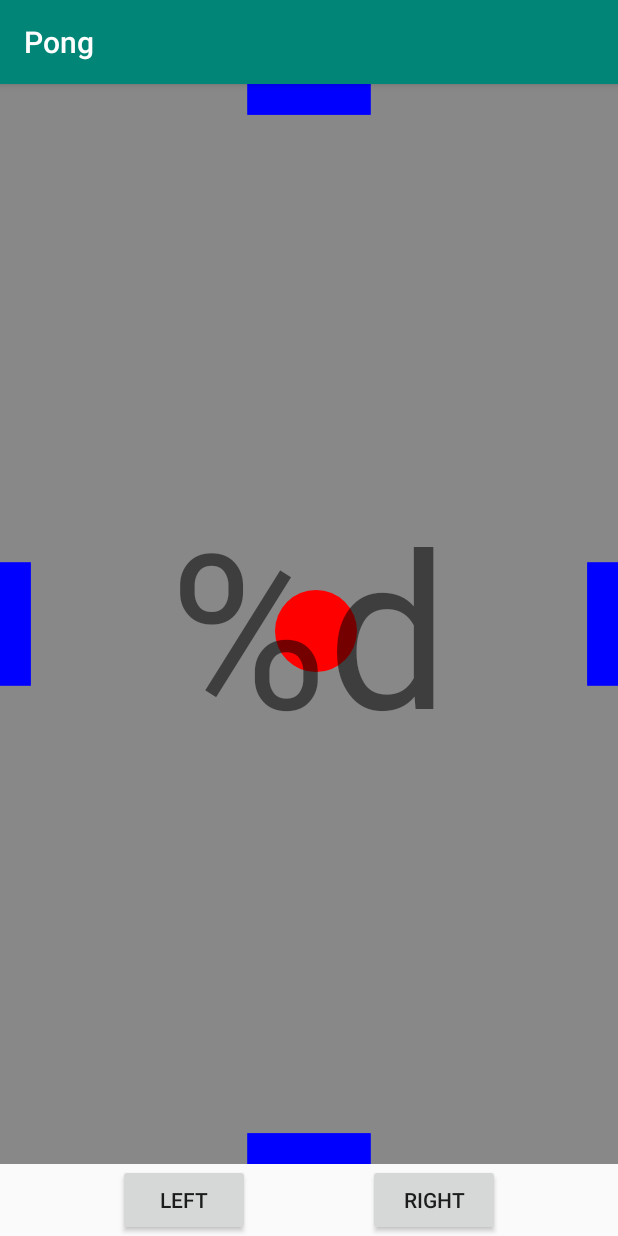
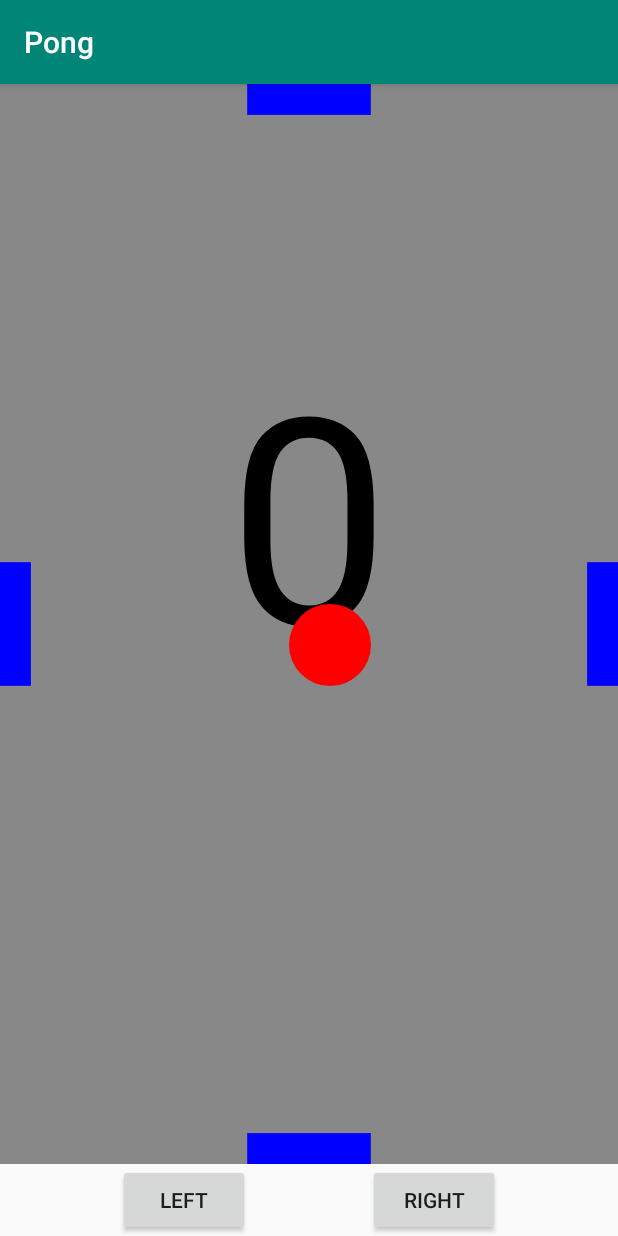
Before and after one commit to obhalerao/Pong, an Android app: the screen it shows after launch (MainActivity), on a phone screen of 412 x 824 dp. Run offline under Robolectric (Android 15) with nearby library versions, the phone set to English and light mode, and no system bars.

Commit message:
Added method that checks if ball and paddle are intersecting Added score display There is an issue with one bounce counting as multiple points I will fix that by ensuring that a ball can't earn points if it's already intersecting

```diff
--- a/app/src/main/java/trap1/bhaleraoomkar/pong/DrawView.java
+++ b/app/src/main/java/trap1/bhaleraoomkar/pong/DrawView.java
@@ -4,6 +4,7 @@ import android.content.Context;
 import android.graphics.Canvas;
 import android.graphics.Color;
 import android.graphics.Paint;
+import android.graphics.Rect;
 import android.util.AttributeSet;
 import android.view.View;
 
@@ -12,17 +13,24 @@ import androidx.annotation.Nullable;
 public class DrawView extends View {
     private final int INF = 1000000007;
     private Paint paint=new Paint();
-    private int x = INF, dX=1;//set intial x position and vertical speed
-    private int y = INF, dY=1;//set initial y position and vertical speed
+    private int ball_rate = (int)Math.random()*4+3;
+    private int x = INF, dX=ball_rate;//set intial x position and vertical speed
+    private int y = INF, dY=ball_rate;//set initial y position and vertical speed
     private int radius = INF;
     public boolean incr_four_pad = false;
     public boolean decr_four_pad = false;
+    public int score = 0;
 
     private float four_pad = 0.5f;
 
     private float pad_length = 0.2f;
     private float pad_width = 0.05f;
     private float four_pad_rate = 0.0075f;
+
+    Rect pad1;
+    Rect pad2;
+    Rect pad3;
+    Rect pad4;
 
     public DrawView(Context context, @Nullable AttributeSet attrs) {
         super(context, attrs);
@@ -36,8 +44,18 @@ public class DrawView extends View {
             radius = (int)(getWidth()*.067f);
         }
         super.onDraw(canvas);
+
+
+
+
         paint.setColor(Color.GRAY);//set paint to gray
         canvas.drawRect(getLeft(),0,getRight(),getBottom(),paint);//paint background gray
+
+        paint.setTextSize(288);
+        paint.setTextAlign(Paint.Align.CENTER);
+        paint.setColor(Color.BLACK);
+        canvas.drawText(""+score, getWidth()*.5f, getHeight()*.5f, paint);
+
         paint.setColor(Color.RED);//set paint to red
         //draw red circle
         canvas.drawCircle(x,y,radius,paint);
@@ -50,16 +68,43 @@ public class DrawView extends View {
                 (four_pad-pad_length*((float)getWidth()/(float)getHeight())/2)*getHeight(),
                 pad_width*getWidth(),
                 (four_pad+pad_length*((float)getWidth()/(float)getHeight())/2)*getHeight(), paint);
-        canvas.drawRect((1-(four_pad-pad_length/2))*getWidth(),
+        canvas.drawRect((1-(four_pad+pad_length/2))*getWidth(),
                 (float)getHeight()-pad_width*getWidth(),
-                (1-(four_pad+pad_length/2))*getWidth(),
+                (1-(four_pad-pad_length/2))*getWidth(),
                 (float)getHeight(), paint);
         canvas.drawRect((float)getWidth()-pad_width*getWidth(),
-                (1-(four_pad-pad_length*((float)getWidth()/(float)getHeight())/2))*getHeight(),
+                (1-(four_pad+pad_length*((float)getWidth()/(float)getHeight())/2))*getHeight(),
                 (float)getWidth(),
-                (1-(four_pad+pad_length*((float)getWidth()/(float)getHeight())/2))*getHeight(), paint);
+                (1-(four_pad-pad_length*((float)getWidth()/(float)getHeight())/2))*getHeight(), paint);
         y+=dY;//increment y position
         x+=dX;
+
+        System.out.println();
+
+
+        if(checkIntersection(x, y, radius, (four_pad-pad_length/2)*getWidth(), 0.0f, (four_pad+pad_length/2)*getWidth(), pad_width*getWidth())){
+            dY=ball_rate;
+            score++;
+        }
+
+
+        if(checkIntersection(x, y, radius, (1-(four_pad+pad_length/2))*getWidth(), (float)getHeight()-pad_width*getWidth(),(1-(four_pad-pad_length/2))*getWidth(), (float)getHeight())){
+            dY=-1*ball_rate;
+            score++;
+        }
+
+        if(checkIntersection(x, y, radius, 0.0f, (four_pad-pad_length*((float)getWidth()/(float)getHeight())/2)*getHeight(), pad_width*getWidth(), (four_pad+pad_length*((float)getWidth()/(float)getHeight())/2)*getHeight())){
+            dX=ball_rate;
+            score++;
+        }
+
+        if(checkIntersection(x, y, radius, (float)getWidth()-pad_width*getWidth(), (1-(four_pad+pad_length*((float)getWidth()/(float)getHeight())/2))*getHeight(), (float)getWidth(), (1-(four_pad-pad_length*((float)getWidth()/(float)getHeight())/2))*getHeight())){
+            dX=-1*ball_rate;
+            score++;
+        }
+
+
+
         if(incr_four_pad){
             four_pad+=four_pad_rate;
             if(four_pad > (1.0-pad_length/2)+0.01f) four_pad = (1-pad_length/2)+0.01f;
@@ -71,4 +116,24 @@ public class DrawView extends View {
 
         invalidate();  //redraws screen, invokes onDraw()
     }
+
+    private boolean checkIntersection(float p1, float p2, float r, float x1, float y1, float x2, float y2){
+
+        float width = Math.abs(x2-x1);
+        float height = Math.abs(y2-y1);
+
+        float circleDistx = Math.abs(p1-x1);
+        float circleDisty = Math.abs(p2-y1);
+
+        if (circleDistx > (width/2 + r)) { return false; }
+        if (circleDisty > (height/2 + r)) { return false; }
+
+        if (circleDistx <= (width/2)) { return true; }
+        if (circleDisty <= (height/2)) { return true; }
+
+        float cornerDistance_sq = (float)(Math.pow((circleDistx - width/2), 2.0) +
+                Math.pow((circleDisty - height/2), 2));
+
+        return (cornerDistance_sq < r*r);
+    }
 }
--- a/app/src/main/res/layout/activity_main.xml
+++ b/app/src/main/res/layout/activity_main.xml
@@ -35,15 +35,4 @@
         android:text="@string/right"
         android:id="@+id/rightButton"/>
 
-    <TextView
-        android:id="@+id/textView"
-        android:layout_width="wrap_content"
-        android:layout_height="wrap_content"
-        android:text="@string/score"
-        android:textSize="144sp"
-        app:layout_constraintBottom_toBottomOf="@id/drawView"
-        app:layout_constraintLeft_toLeftOf="parent"
-        app:layout_constraintRight_toRightOf="parent"
-        app:layout_constraintTop_toTopOf="parent" />
-
 </androidx.constraintlayout.widget.ConstraintLayout>
```
